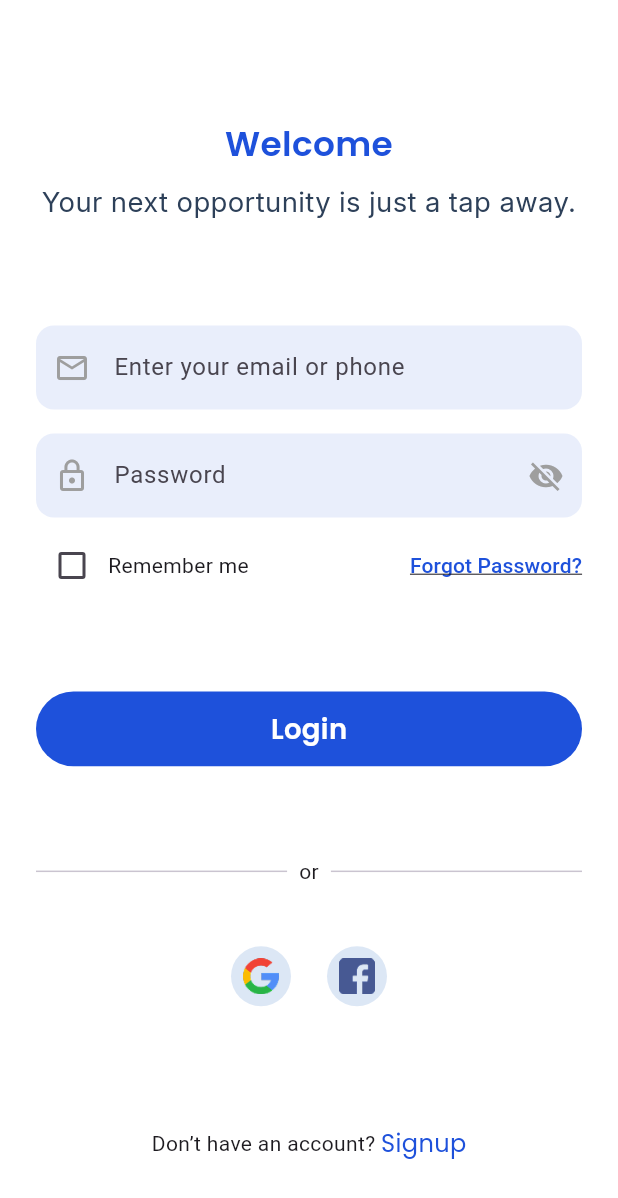
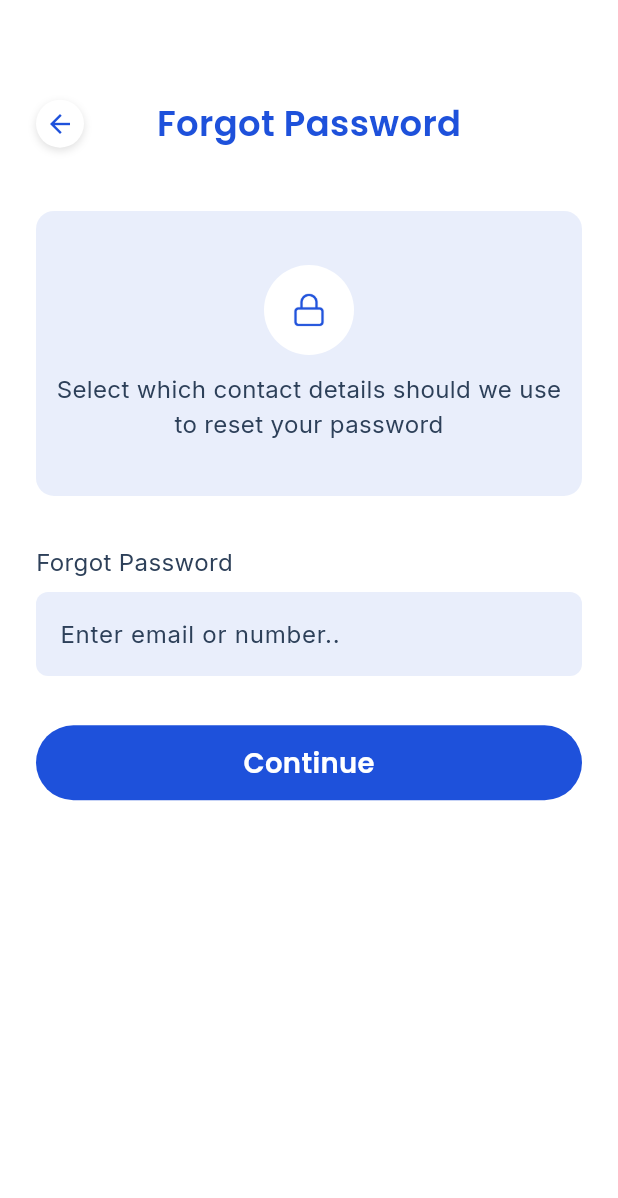
Before and after one commit to Dev-Ninjas-Backup/hollyb1213, a Flutter app: the LoginScreen screen opened by its route, after a tap on "Forgot Password?", on a phone screen of 412 x 824 dp. Shown: the top 1198 px of the screen. Run offline on Flutter 3.47's test engine with Material 3 defaults, Android fonts, the phone set to English and light mode, and no system bars; our stand-ins replace flutter_easyloading, flutter_screenutil, get, google_fonts.

Commit message:
forgot password screen done

```diff
--- a/lib/core/common/constants/iconpath.dart
+++ b/lib/core/common/constants/iconpath.dart
@@ -3,4 +3,5 @@ class Iconpath {
   static String employee = 'assets/icons/employee.png';
   static String google = 'assets/icons/google.png';
   static String fecebook = 'assets/icons/fecebook.png';
+  static String lock = 'assets/icons/lock.png';
 }
--- /dev/null
+++ b/lib/features/auth/forgot_password/controller/forgot_password_controller.dart
@@ -0,0 +1,11 @@
+import 'package:flutter/material.dart';
+import 'package:get/get.dart';
+
+class ForgotPasswordController extends GetxController {
+  final TextEditingController emailController = TextEditingController();
+  var isButtonEnabled = false.obs;
+
+  void onTextChanged(String value) {
+    isButtonEnabled.value = value.trim().isNotEmpty;
+  }
+}
--- /dev/null
+++ b/lib/features/auth/forgot_password/screen/forgot_password_screen.dart
@@ -0,0 +1,147 @@
+import 'package:flutter/material.dart';
+import 'package:get/get.dart';
+import 'package:hollyb1213/core/common/constants/appcolor.dart';
+import 'package:hollyb1213/core/common/constants/iconpath.dart';
+import 'package:hollyb1213/core/common/constants/widget/custom_button.dart';
+import 'package:hollyb1213/core/common/style/global_text_style.dart';
+import 'package:hollyb1213/features/auth/forgot_password/controller/forgot_password_controller.dart';
+
+class ForgotPasswordScreen extends StatelessWidget {
+  ForgotPasswordScreen({super.key});
+
+  final ForgotPasswordController ctrl = Get.put(ForgotPasswordController());
+
+  @override
+  Widget build(BuildContext context) {
+    final width = MediaQuery.of(context).size.width;
+    final height = MediaQuery.of(context).size.height;
+
+    return Scaffold(
+      backgroundColor: Appcolor.backgroundcolor,
+      body: Padding(
+        padding: const EdgeInsets.symmetric(horizontal: 24.0, vertical: 16.0),
+        child: Column(
+          crossAxisAlignment: CrossAxisAlignment.start,
+          children: [
+            SizedBox(height: height * 0.06),
+
+            Stack(
+              alignment: Alignment.center,
+              children: [
+                Align(
+                  alignment: Alignment.centerLeft,
+                  child: Container(
+                    height: 32,
+                    width: 32,
+                    decoration: BoxDecoration(
+                      color: Colors.white,
+                      shape: BoxShape.circle,
+                      boxShadow: [
+                        BoxShadow(
+                          color: Colors.black12,
+                          blurRadius: 4,
+                          offset: Offset(0, 2),
+                        ),
+                      ],
+                    ),
+                    child: IconButton(
+                      onPressed: () => Get.back(),
+                      icon: Icon(
+                        Icons.arrow_back,
+                        color: Appcolor.primaryColor,
+                        size: 20,
+                      ),
+                      padding: EdgeInsets.zero,
+                      constraints: BoxConstraints(),
+                    ),
+                  ),
+                ),
+
+                Center(
+                  child: Text(
+                    "Forgot Password",
+                    style: getTextStyle(
+                      fontSize: width * 0.05,
+                      fontWeight: FontWeight.w600,
+                      color: Appcolor.primaryColor,
+                    ),
+                  ),
+                ),
+              ],
+            ),
+
+            SizedBox(height: height * 0.05),
+
+            // Lock Icon Container
+            Container(
+              width: double.infinity,
+              padding: EdgeInsets.symmetric(vertical: 36),
+              decoration: BoxDecoration(
+                color: Appcolor.appSecondaryColor,
+                borderRadius: BorderRadius.circular(12),
+              ),
+              child: Column(
+                children: [
+                  Container(
+                    height: 60,
+                    width: 60,
+                    decoration: BoxDecoration(
+                      color: Colors.white,
+                      shape: BoxShape.circle,
+                    ),
+                    child: Padding(
+                      padding: EdgeInsets.all(18),
+                      child: Image.asset(Iconpath.lock, fit: BoxFit.contain),
+                    ),
+                  ),
+
+                  SizedBox(height: 12),
+                  Text(
+                    "Select which contact details should we use\nto reset your password",
+                    textAlign: TextAlign.center,
+                    style: getBodyTextStyle(
+                      fontSize: 14,
+                      fontWeight: FontWeight.w400,
+                    ),
+                  ),
+                ],
+              ),
+            ),
+            SizedBox(height: height * 0.04),
+            Text(
+              "Forgot Password",
+              style: getBodyTextStyle(
+                fontSize: 14,
+                fontWeight: FontWeight.w400,
+              ),
+            ),
+
+            SizedBox(height: 8),
+
+            TextField(
+              controller: ctrl.emailController,
+              onChanged: ctrl.onTextChanged,
+              decoration: InputDecoration(
+                hintText: "Enter email or number..",
+                hintStyle: getBodyTextStyle(
+                  fontSize: 14,
+                  fontWeight: FontWeight.w400,
+                ),
+                filled: true,
+                fillColor: Appcolor.appSecondaryColor,
+                border: OutlineInputBorder(
+                  borderRadius: BorderRadius.circular(8),
+                  borderSide: BorderSide.none,
+                ),
+              ),
+            ),
+            SizedBox(height: height * 0.04),
+
+            // Continue Button----------->
+            CustomButton(buttonText: "Continue", onTap: () {}),
+          ],
+        ),
+      ),
+    );
+  }
+}
--- a/lib/features/auth/login/screen/login_screen.dart
+++ b/lib/features/auth/login/screen/login_screen.dart
@@ -5,6 +5,7 @@ import 'package:hollyb1213/core/common/constants/iconpath.dart';
 import 'package:hollyb1213/core/common/constants/widget/custom_button.dart';
 import 'package:hollyb1213/core/common/style/global_text_style.dart';
 import 'package:hollyb1213/features/auth/login/controller/login_controller.dart';
+import 'package:hollyb1213/routes/app_route.dart';
 
 class LoginScreen extends StatelessWidget {
   LoginScreen({super.key});
@@ -105,7 +106,9 @@ class LoginScreen extends StatelessWidget {
                       ),
                     ),
                     TextButton(
-                      onPressed: () {},
+                      onPressed: () {
+                        Get.toNamed(AppRoute.getforgotPasswordScreen());
+                      },
                       style: TextButton.styleFrom(
                         padding: EdgeInsets.zero,
                         minimumSize: Size(50, 30),
--- a/lib/routes/app_route.dart
+++ b/lib/routes/app_route.dart
@@ -1,4 +1,5 @@
 import 'package:get/get_navigation/get_navigation.dart';
+import 'package:hollyb1213/features/auth/forgot_password/screen/forgot_password_screen.dart';
 import 'package:hollyb1213/features/auth/login/screen/login_screen.dart';
 import 'package:hollyb1213/features/auth/role_selection/screen/role_selection_screen.dart';
 import 'package:hollyb1213/features/onboarding/screen/onboarding_screen.dart';
@@ -7,10 +8,12 @@ class AppRoute {
   static String roleSelectionScreen = '/roleSelectionScreen';
   static String onboardingScreen = '/onboardingScreen';
   static String loginScreen = '/loginScreen';
+  static String forgotPasswordScreen = '/forgotPasswordScreen';
 
   static String getroleSelection() => roleSelectionScreen;
   static String getonboardingScreen() => onboardingScreen;
   static String getloginScreen() => loginScreen;
+  static String getforgotPasswordScreen() => forgotPasswordScreen;
 
   static List<GetPage> routes = [
     GetPage(
@@ -28,5 +31,10 @@ class AppRoute {
       page: () => LoginScreen(),
       transition: Transition.fadeIn,
     ),
+    GetPage(
+      name: forgotPasswordScreen,
+      page: () => ForgotPasswordScreen(),
+      transition: Transition.fadeIn,
+    ),
   ];
 }
```
Also changed, not shown: assets/icons/lock.png (added).
